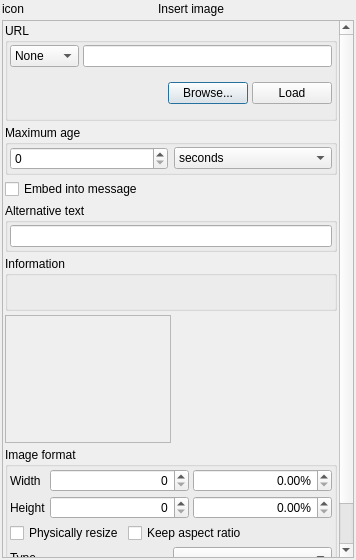
Qt form src/plugins/xhtmlim/insertimage2.ui (xnamed/vacuum-im) before a commit.
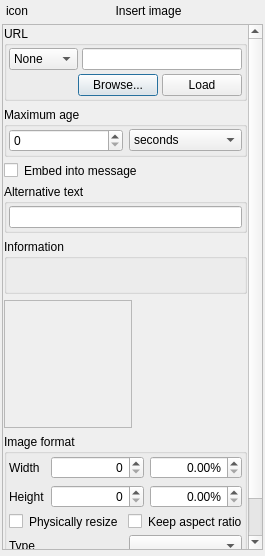
The same form after that commit.

```diff
--- a/src/plugins/xhtmlim/insertimage2.ui
+++ b/src/plugins/xhtmlim/insertimage2.ui
@@ -9,8 +9,8 @@
    <rect>
     <x>0</x>
     <y>0</y>
-    <width>356</width>
-    <height>560</height>
+    <width>265</width>
+    <height>556</height>
    </rect>
   </property>
   <property name="sizePolicy">
@@ -38,23 +38,23 @@
    <bool>true</bool>
   </property>
   <layout class="QVBoxLayout" name="verticalLayout_5">
-   <property name="spacing">
-    <number>4</number>
-   </property>
    <property name="leftMargin">
     <number>2</number>
    </property>
    <property name="topMargin">
-    <number>2</number>
+    <number>4</number>
    </property>
    <property name="rightMargin">
     <number>2</number>
    </property>
    <property name="bottomMargin">
-    <number>2</number>
+    <number>6</number>
    </property>
    <item>
     <layout class="QHBoxLayout" name="horizontalLayout">
+     <property name="leftMargin">
+      <number>4</number>
+     </property>
      <item>
       <widget class="QLabel" name="lblIcon">
        <property name="text">
@@ -90,28 +90,31 @@
        <rect>
         <x>0</x>
         <y>0</y>
-        <width>350</width>
-        <height>535</height>
+        <width>259</width>
+        <height>523</height>
        </rect>
       </property>
       <layout class="QVBoxLayout" name="verticalLayout_4">
-       <property name="spacing">
-        <number>4</number>
-       </property>
        <property name="leftMargin">
-        <number>2</number>
+        <number>1</number>
        </property>
        <property name="topMargin">
-        <number>2</number>
+        <number>1</number>
        </property>
        <property name="rightMargin">
-        <number>2</number>
+        <number>1</number>
        </property>
        <property name="bottomMargin">
-        <number>2</number>
+        <number>1</number>
        </property>
        <item>
         <widget class="QGroupBox" name="groupBox">
+         <property name="sizePolicy">
+          <sizepolicy hsizetype="Expanding" vsizetype="Preferred">
+           <horstretch>0</horstretch>
+           <verstretch>0</verstretch>
+          </sizepolicy>
+         </property>
          <property name="title">
           <string>URL</string>
          </property>
@@ -186,7 +189,7 @@
               <property name="sizeHint" stdset="0">
                <size>
                 <width>18</width>
-                <height>45</height>
+                <height>10</height>
                </size>
               </property>
              </spacer>
@@ -224,6 +227,12 @@
        </item>
        <item>
         <widget class="QGroupBox" name="groupBox_2">
+         <property name="sizePolicy">
+          <sizepolicy hsizetype="MinimumExpanding" vsizetype="Preferred">
+           <horstretch>0</horstretch>
+           <verstretch>0</verstretch>
+          </sizepolicy>
+         </property>
          <property name="title">
           <string>Maximum age</string>
          </property>
@@ -299,17 +308,34 @@
         </widget>
        </item>
        <item>
-        <widget class="QCheckBox" name="chbEmbed">
-         <property name="sizePolicy">
-          <sizepolicy hsizetype="Expanding" vsizetype="Fixed">
-           <horstretch>0</horstretch>
-           <verstretch>0</verstretch>
-          </sizepolicy>
-         </property>
-         <property name="text">
-          <string>Embed into message</string>
-         </property>
-        </widget>
+        <layout class="QHBoxLayout" name="horizontalLayout_3">
+         <item>
+          <widget class="QCheckBox" name="chbEmbed">
+           <property name="sizePolicy">
+            <sizepolicy hsizetype="Maximum" vsizetype="Maximum">
+             <horstretch>0</horstretch>
+             <verstretch>0</verstretch>
+            </sizepolicy>
+           </property>
+           <property name="text">
+            <string/>
+           </property>
+          </widget>
+         </item>
+         <item>
+          <widget class="QLabel" name="label_3">
+           <property name="sizePolicy">
+            <sizepolicy hsizetype="Expanding" vsizetype="Preferred">
+             <horstretch>0</horstretch>
+             <verstretch>0</verstretch>
+            </sizepolicy>
+           </property>
+           <property name="text">
+            <string>Embed into message</string>
+           </property>
+          </widget>
+         </item>
+        </layout>
        </item>
        <item>
         <widget class="QGroupBox" name="grBoxAlt">
@@ -444,9 +470,6 @@
           <string>Image format</string>
          </property>
          <layout class="QVBoxLayout" name="verticalLayout_3">
-          <property name="spacing">
-           <number>4</number>
-          </property>
           <property name="leftMargin">
            <number>2</number>
           </property>
@@ -572,11 +595,11 @@
            </layout>
           </item>
           <item>
-           <layout class="QFormLayout" name="formLayout">
-            <item row="0" column="0">
+           <layout class="QHBoxLayout" name="horizontalLayout_5">
+            <item>
              <widget class="QCheckBox" name="chbPhysResize">
               <property name="sizePolicy">
-               <sizepolicy hsizetype="Preferred" vsizetype="Fixed">
+               <sizepolicy hsizetype="Maximum" vsizetype="Maximum">
                 <horstretch>0</horstretch>
                 <verstretch>0</verstretch>
                </sizepolicy>
@@ -587,15 +610,22 @@
                 <height>0</height>
                </size>
               </property>
+              <property name="text">
+               <string/>
+              </property>
+             </widget>
+            </item>
+            <item>
+             <widget class="QLabel" name="label_4">
               <property name="text">
                <string>Physically resize</string>
               </property>
              </widget>
             </item>
-            <item row="0" column="1">
+            <item>
              <widget class="QCheckBox" name="chbKeepAspect">
               <property name="sizePolicy">
-               <sizepolicy hsizetype="Preferred" vsizetype="Fixed">
+               <sizepolicy hsizetype="Maximum" vsizetype="Maximum">
                 <horstretch>0</horstretch>
                 <verstretch>0</verstretch>
                </sizepolicy>
@@ -606,6 +636,13 @@
                 <height>0</height>
                </size>
               </property>
+              <property name="text">
+               <string/>
+              </property>
+             </widget>
+            </item>
+            <item>
+             <widget class="QLabel" name="label_5">
               <property name="text">
                <string>Keep aspect ratio</string>
               </property>
```
